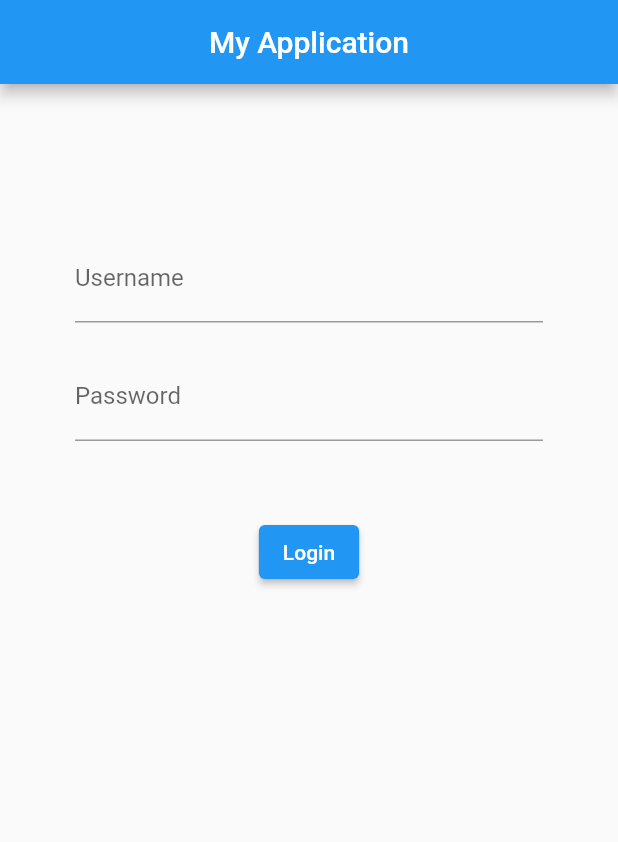
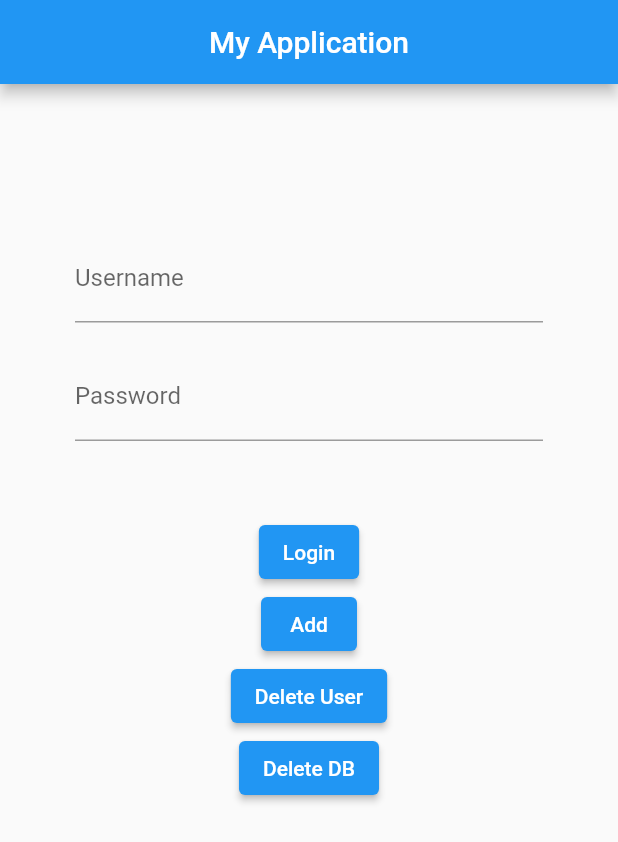
Before and after one commit to cjherte1/my_app, a Flutter app: the screen it shows after launch, after a tap on "Login", on a phone screen of 412 x 824 dp. Shown: the top 842 px of the screen. Run offline on Flutter 3.47's test engine with Material 2 defaults, Android fonts, the phone set to English and light mode, and no system bars; our stand-ins replace sqflite; accounts and stored records are empty.

Commit message:
added buttons to delete users and delete the db

```diff
--- a/lib/database_helper.dart
+++ b/lib/database_helper.dart
@@ -27,13 +27,14 @@ class DatabaseHelper{
       CREATE TABLE User (
         firstName TEXT,
         lastName TEXT,
-        username TEXT PRIMARY KEY,
+        username TEXT,
         password TEXT
       )
     ''');
     await db.execute(
-        'INSERT INTO User (firstName, lastName, username, password) values ("Admin", "Admin", "Admin", "Admin")'
+        'INSERT INTO User (firstName, lastName, username, password) VALUES ("Admin", "Admin", "admin", "Admin")'
     );
+    print('Database Initialized.');
   }
     Future<List<User>> getUsers() async{
       Database db = await instance.database;
@@ -48,8 +49,34 @@ class DatabaseHelper{
       Database db = await instance.database;
       var userRow = await db.rawQuery('SELECT * FROM User WHERE username=? and password=?', [username, password]
       );
+      userRow.isNotEmpty ? print('Login success for user ' + username) : print('Login failed for user ' + username);
       Future<bool> rval = userRow.isNotEmpty ? Future<bool>.value(true) : Future<bool>.value(false);
       return rval;
+    }
+
+    void addUser(String username, String password) async {
+      Database db = await instance.database;
+      var userRow = await db.rawQuery('SELECT * FROM User WHERE username=?', [username]);
+      if (userRow.isEmpty){
+        await db.rawInsert('INSERT INTO User VALUES (?, ?, ?, ?)', ["test", "test", username, password]);
+        print('Inserted user ' + username);
+      }
+      else{
+        print('Could not insert ' + username + '. Username already exists.');
+      }
+    }
+
+    void removeUser(String username) async {
+      Database db = await instance.database;
+      await db.rawQuery('DELETE from User where username=?', [username]);
+      print('Removed user ' + username);
+    }
+
+    void deleteDb() async{
+      Directory documentsDirectory = await getApplicationDocumentsDirectory();
+      String path = join(documentsDirectory.path, "mydatabase.db");
+      await deleteDatabase(path);
+      print('Deleted database.');
     }
 
   Future<User> getUserByUsername(String username) async {
--- a/lib/main.dart
+++ b/lib/main.dart
@@ -52,16 +52,26 @@ class _MyAppState extends State<MyApp> {
               ElevatedButton(
                   child: const Text('Login'),
                   onPressed: () async {
-                    print(userController.text + passwordController.text);
-                    bool result = await DatabaseHelper.instance
-                        .authenticateLogin(
-                            userController.text, passwordController.text);
-                    print(result);
-                    if (result) {
-                      print("success");
-                    } else {
-                      print('fail');
-                    }
+                    await DatabaseHelper.instance.authenticateLogin(
+                        userController.text.toLowerCase(), passwordController.text);
+                  }),
+              ElevatedButton(
+                  child: const Text('Add'),
+                  onPressed: () {
+                    DatabaseHelper.instance.addUser(userController.text.toLowerCase(), passwordController.text);
+
+                  }),
+              ElevatedButton(
+                  child: const Text('Delete User'),
+                  onPressed: () {
+                    DatabaseHelper.instance.removeUser(userController.text.toLowerCase());
+
+                  }),
+              ElevatedButton(
+                  child: const Text('Delete DB'),
+                  onPressed: () {
+                    DatabaseHelper.instance.deleteDb();
+
                   }),
             ],
           ),
```
